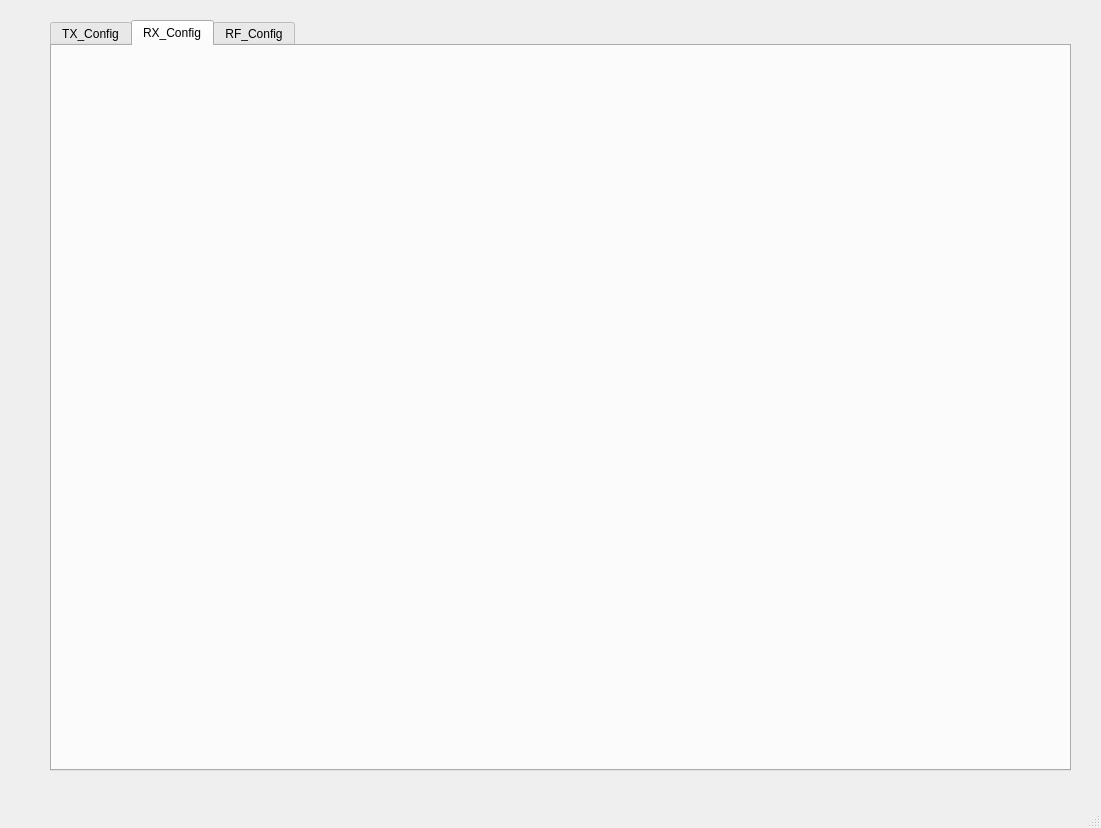
Qt form mainWinUI.ui (JackzhangLOVEcode/qtprj2-ver1.0) before a commit.
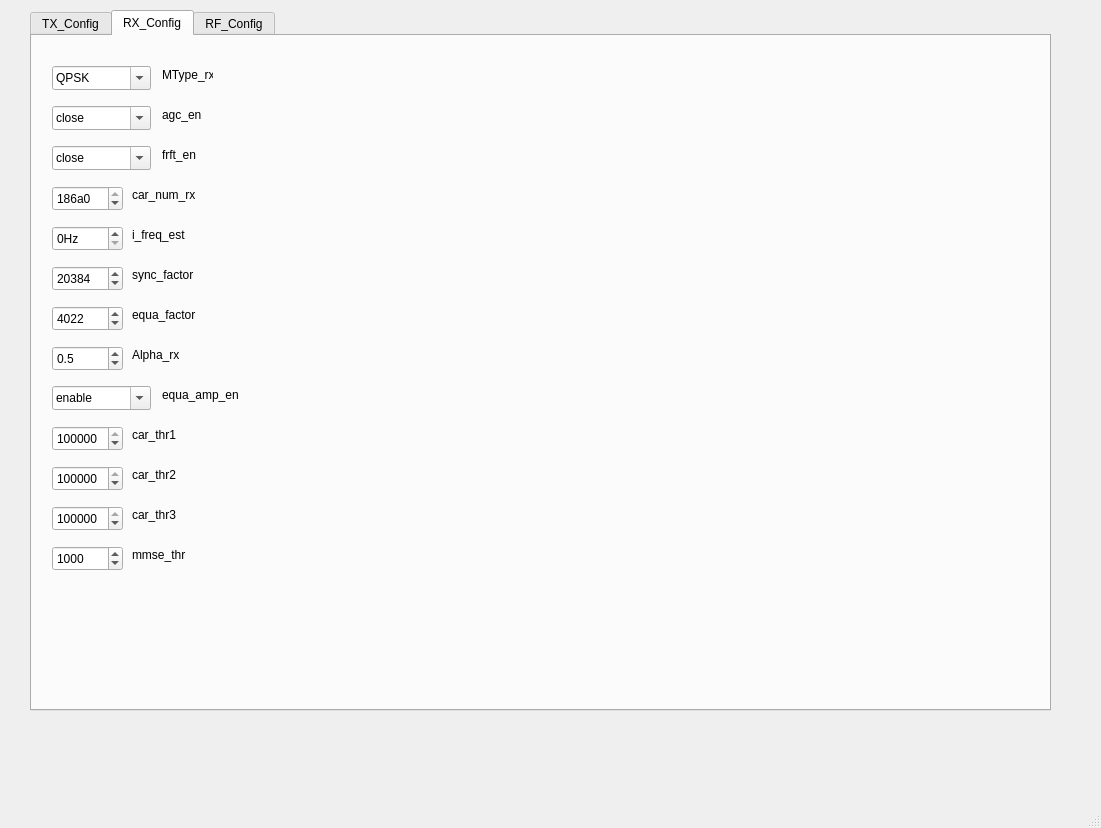
The same form after that commit. The open tabs and pages were chosen to show the change.

Patch:
```diff
--- a/mainWinUI.ui
+++ b/mainWinUI.ui
@@ -17,10 +17,10 @@
    <widget class="QTabWidget" name="tabWidget">
     <property name="geometry">
      <rect>
-      <x>50</x>
-      <y>20</y>
+      <x>30</x>
+      <y>10</y>
       <width>1021</width>
-      <height>751</height>
+      <height>701</height>
      </rect>
     </property>
     <property name="currentIndex">
@@ -1166,6 +1166,475 @@
      <attribute name="title">
       <string>RX_Config</string>
      </attribute>
+     <widget class="QLabel" name="MType_rx_label">
+      <property name="geometry">
+       <rect>
+        <x>130</x>
+        <y>30</y>
+        <width>51</width>
+        <height>18</height>
+       </rect>
+      </property>
+      <property name="text">
+       <string>MType_rx</string>
+      </property>
+     </widget>
+     <widget class="QComboBox" name="MType_rx_obj">
+      <property name="geometry">
+       <rect>
+        <x>20</x>
+        <y>30</y>
+        <width>99</width>
+        <height>24</height>
+       </rect>
+      </property>
+      <property name="editable">
+       <bool>true</bool>
+      </property>
+      <property name="currentText">
+       <string>QPSK</string>
+      </property>
+      <property name="currentIndex">
+       <number>0</number>
+      </property>
+      <item>
+       <property name="text">
+        <string>QPSK</string>
+       </property>
+      </item>
+      <item>
+       <property name="text">
+        <string>16QAM</string>
+       </property>
+      </item>
+      <item>
+       <property name="text">
+        <string>64QAM</string>
+       </property>
+      </item>
+      <item>
+       <property name="text">
+        <string>256QAM</string>
+       </property>
+      </item>
+     </widget>
+     <widget class="QLabel" name="agc_en_label">
+      <property name="geometry">
+       <rect>
+        <x>130</x>
+        <y>70</y>
+        <width>61</width>
+        <height>18</height>
+       </rect>
+      </property>
+      <property name="text">
+       <string>agc_en</string>
+      </property>
+      <property name="textFormat">
+       <enum>Qt::PlainText</enum>
+      </property>
+     </widget>
+     <widget class="QComboBox" name="agc_en_obj">
+      <property name="geometry">
+       <rect>
+        <x>20</x>
+        <y>70</y>
+        <width>99</width>
+        <height>24</height>
+       </rect>
+      </property>
+      <property name="editable">
+       <bool>true</bool>
+      </property>
+      <property name="currentText">
+       <string>close</string>
+      </property>
+      <property name="currentIndex">
+       <number>0</number>
+      </property>
+      <item>
+       <property name="text">
+        <string>close</string>
+       </property>
+      </item>
+      <item>
+       <property name="text">
+        <string>enable</string>
+       </property>
+      </item>
+     </widget>
+     <widget class="QLabel" name="frft_en_label">
+      <property name="geometry">
+       <rect>
+        <x>130</x>
+        <y>110</y>
+        <width>61</width>
+        <height>18</height>
+       </rect>
+      </property>
+      <property name="text">
+       <string>frft_en</string>
+      </property>
+      <property name="textFormat">
+       <enum>Qt::PlainText</enum>
+      </property>
+     </widget>
+     <widget class="QComboBox" name="frft_en_obj">
+      <property name="geometry">
+       <rect>
+        <x>20</x>
+        <y>110</y>
+        <width>99</width>
+        <height>24</height>
+       </rect>
+      </property>
+      <property name="editable">
+       <bool>true</bool>
+      </property>
+      <property name="currentText">
+       <string>close</string>
+      </property>
+      <property name="currentIndex">
+       <number>0</number>
+      </property>
+      <item>
+       <property name="text">
+        <string>close</string>
+       </property>
+      </item>
+      <item>
+       <property name="text">
+        <string>enable</string>
+       </property>
+      </item>
+     </widget>
+     <widget class="QLabel" name="car_num_rx_label">
+      <property name="geometry">
+       <rect>
+        <x>100</x>
+        <y>150</y>
+        <width>101</width>
+        <height>18</height>
+       </rect>
+      </property>
+      <property name="text">
+       <string>car_num_rx</string>
+      </property>
+     </widget>
+     <widget class="QSpinBox" name="car_num_rx_obj">
+      <property name="geometry">
+       <rect>
+        <x>20</x>
+        <y>150</y>
+        <width>71</width>
+        <height>25</height>
+       </rect>
+      </property>
+      <property name="toolTip">
+       <string>&lt;html&gt;&lt;head/&gt;&lt;body&gt;&lt;p&gt;&lt;span style=&quot; font-family:'等线'; font-size:10.5pt;&quot;&gt;depapr_thr&lt;/span&gt;&lt;/p&gt;&lt;/body&gt;&lt;/html&gt;</string>
+      </property>
+      <property name="specialValueText">
+       <string/>
+      </property>
+      <property name="maximum">
+       <number>1048575</number>
+      </property>
+      <property name="singleStep">
+       <number>1</number>
+      </property>
+      <property name="value">
+       <number>1048575</number>
+      </property>
+      <property name="displayIntegerBase">
+       <number>16</number>
+      </property>
+     </widget>
+     <widget class="QSpinBox" name="i_freq_est_obj">
+      <property name="geometry">
+       <rect>
+        <x>20</x>
+        <y>190</y>
+        <width>71</width>
+        <height>25</height>
+       </rect>
+      </property>
+      <property name="suffix">
+       <string>Hz</string>
+      </property>
+      <property name="maximum">
+       <number>1000</number>
+      </property>
+     </widget>
+     <widget class="QLabel" name="i_freq_est_label">
+      <property name="geometry">
+       <rect>
+        <x>100</x>
+        <y>190</y>
+        <width>101</width>
+        <height>18</height>
+       </rect>
+      </property>
+      <property name="text">
+       <string>i_freq_est</string>
+      </property>
+     </widget>
+     <widget class="QSpinBox" name="sync_factor_obj">
+      <property name="geometry">
+       <rect>
+        <x>20</x>
+        <y>230</y>
+        <width>71</width>
+        <height>25</height>
+       </rect>
+      </property>
+      <property name="maximum">
+       <number>65535</number>
+      </property>
+      <property name="value">
+       <number>20384</number>
+      </property>
+     </widget>
+     <widget class="QLabel" name="sync_factor_label">
+      <property name="geometry">
+       <rect>
+        <x>100</x>
+        <y>230</y>
+        <width>101</width>
+        <height>18</height>
+       </rect>
+      </property>
+      <property name="text">
+       <string>sync_factor</string>
+      </property>
+     </widget>
+     <widget class="QLabel" name="equa_factor_label">
+      <property name="geometry">
+       <rect>
+        <x>100</x>
+        <y>270</y>
+        <width>101</width>
+        <height>18</height>
+       </rect>
+      </property>
+      <property name="text">
+       <string>equa_factor</string>
+      </property>
+     </widget>
+     <widget class="QSpinBox" name="equa_factor_obj">
+      <property name="geometry">
+       <rect>
+        <x>20</x>
+        <y>270</y>
+        <width>71</width>
+        <height>25</height>
+       </rect>
+      </property>
+      <property name="maximum">
+       <number>65535</number>
+      </property>
+      <property name="value">
+       <number>4022</number>
+      </property>
+     </widget>
+     <widget class="QDoubleSpinBox" name="Alpha_rx_obj">
+      <property name="geometry">
+       <rect>
+        <x>20</x>
+        <y>310</y>
+        <width>71</width>
+        <height>25</height>
+       </rect>
+      </property>
+      <property name="decimals">
+       <number>1</number>
+      </property>
+      <property name="maximum">
+       <double>1.000000000000000</double>
+      </property>
+      <property name="singleStep">
+       <double>0.100000000000000</double>
+      </property>
+      <property name="value">
+       <double>0.500000000000000</double>
+      </property>
+     </widget>
+     <widget class="QLabel" name="Alpha_rx_label">
+      <property name="geometry">
+       <rect>
+        <x>100</x>
+        <y>310</y>
+        <width>101</width>
+        <height>18</height>
+       </rect>
+      </property>
+      <property name="text">
+       <string>Alpha_rx</string>
+      </property>
+     </widget>
+     <widget class="QLabel" name="equa_amp_en_label">
+      <property name="geometry">
+       <rect>
+        <x>130</x>
+        <y>350</y>
+        <width>101</width>
+        <height>18</height>
+       </rect>
+      </property>
+      <property name="text">
+       <string>equa_amp_en</string>
+      </property>
+      <property name="textFormat">
+       <enum>Qt::PlainText</enum>
+      </property>
+     </widget>
+     <widget class="QComboBox" name="equa_amp_en_obj">
+      <property name="geometry">
+       <rect>
+        <x>20</x>
+        <y>350</y>
+        <width>99</width>
+        <height>24</height>
+       </rect>
+      </property>
+      <property name="editable">
+       <bool>true</bool>
+      </property>
+      <property name="currentText">
+       <string>enable</string>
+      </property>
+      <property name="currentIndex">
+       <number>1</number>
+      </property>
+      <item>
+       <property name="text">
+        <string>close</string>
+       </property>
+      </item>
+      <item>
+       <property name="text">
+        <string>enable</string>
+       </property>
+      </item>
+     </widget>
+     <widget class="QLabel" name="car_thr1_label">
+      <property name="geometry">
+       <rect>
+        <x>100</x>
+        <y>390</y>
+        <width>101</width>
+        <height>18</height>
+       </rect>
+      </property>
+      <property name="text">
+       <string>car_thr1</string>
+      </property>
+     </widget>
+     <widget class="QSpinBox" name="car_thr1_obj">
+      <property name="geometry">
+       <rect>
+        <x>20</x>
+        <y>390</y>
+        <width>71</width>
+        <height>25</height>
+       </rect>
+      </property>
+      <property name="maximum">
+       <number>2147483647</number>
+      </property>
+      <property name="value">
+       <number>102656</number>
+      </property>
+      <property name="displayIntegerBase">
+       <number>10</number>
+      </property>
+     </widget>
+     <widget class="QLabel" name="mmse_thr_label">
+      <property name="geometry">
+       <rect>
+        <x>100</x>
+        <y>510</y>
+        <width>101</width>
+        <height>18</height>
+       </rect>
+      </property>
+      <property name="text">
+       <string>mmse_thr</string>
+      </property>
+     </widget>
+     <widget class="QSpinBox" name="mmse_thr_obj">
+      <property name="geometry">
+       <rect>
+        <x>20</x>
+        <y>510</y>
+        <width>71</width>
+        <height>25</height>
+       </rect>
+      </property>
+      <property name="maximum">
+       <number>2147483647</number>
+      </property>
+      <property name="value">
+       <number>1000</number>
+      </property>
+     </widget>
+     <widget class="QLabel" name="car_thr3_label">
+      <property name="geometry">
+       <rect>
+        <x>100</x>
+        <y>470</y>
+        <width>101</width>
+        <height>18</height>
+       </rect>
+      </property>
+      <property name="text">
+       <string>car_thr3</string>
+      </property>
+     </widget>
+     <widget class="QSpinBox" name="car_thr3_obj">
+      <property name="geometry">
+       <rect>
+        <x>20</x>
+        <y>470</y>
+        <width>71</width>
+        <height>25</height>
+       </rect>
+      </property>
+      <property name="maximum">
+       <number>2147483647</number>
+      </property>
+      <property name="value">
+       <number>625000000</number>
+      </property>
+     </widget>
+     <widget class="QLabel" name="car_thr2_label">
+      <property name="geometry">
+       <rect>
+        <x>100</x>
+        <y>430</y>
+        <width>101</width>
+        <height>18</height>
+       </rect>
+      </property>
+      <property name="text">
+       <string>car_thr2</string>
+      </property>
+     </widget>
+     <widget class="QSpinBox" name="car_thr2_obj">
+      <property name="geometry">
+       <rect>
+        <x>20</x>
+        <y>430</y>
+        <width>71</width>
+        <height>25</height>
+       </rect>
+      </property>
+      <property name="maximum">
+       <number>2147483647</number>
+      </property>
+      <property name="value">
+       <number>6250000</number>
+      </property>
+     </widget>
     </widget>
     <widget class="QWidget" name="RF_Config">
      <attribute name="title">
```
Left out of the diff: 5 changed lines with no effect on the pictures.
